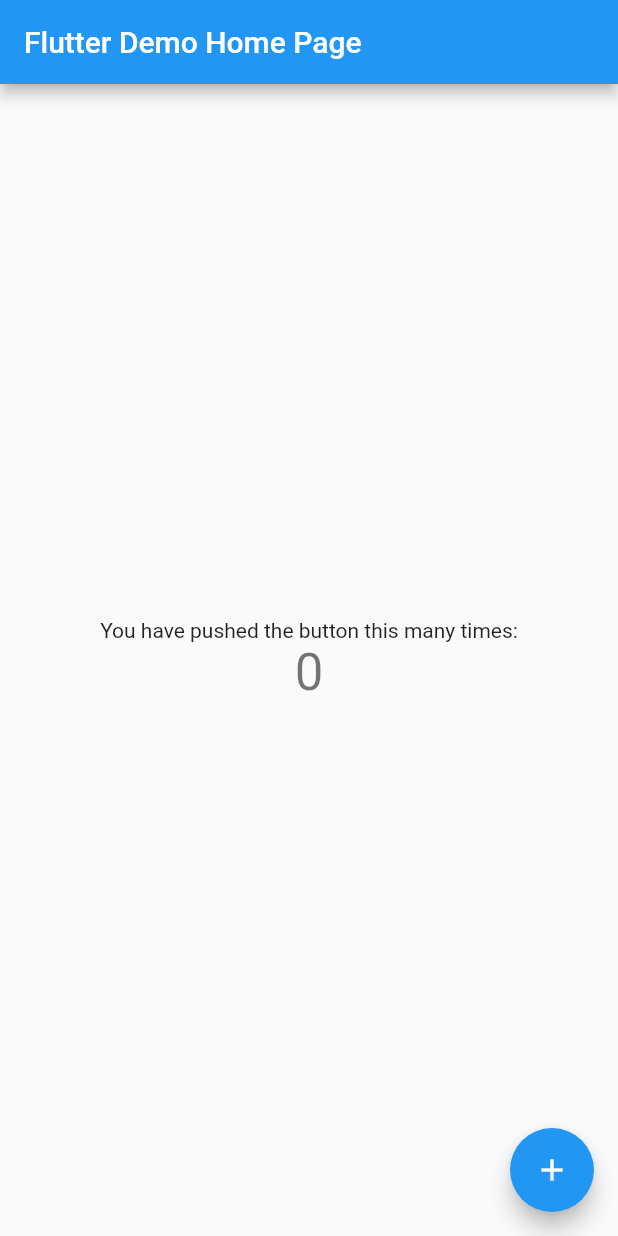
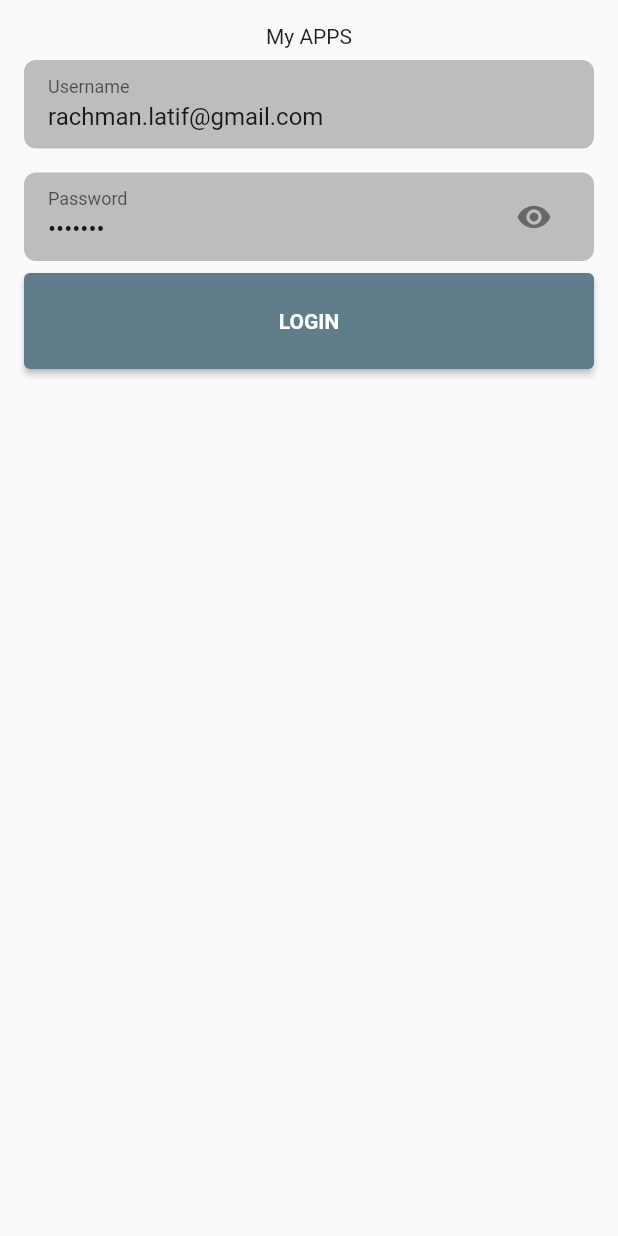
Before and after one commit to imaldi/test_elisoft, a Flutter app: the screen it shows after launch, on a phone screen of 412 x 824 dp. Run offline on Flutter 3.47's test engine with Material 2 defaults, Android fonts, the phone set to English and light mode, and no system bars; our stand-ins replace bloc, equatable, flutter_bloc.

Commit message:
done login

```diff
--- /dev/null
+++ b/lib/core/consts/urls.dart
@@ -0,0 +1,5 @@
+const baseUrl = "demo.treblle.com";
+const apiUrl = "/api/v1";
+const loginUrl = "$apiUrl/auth/login";
+
+const token = "lsGPLl4k6Vc4J0VhnFaMBqetNtn1ofsB";
--- /dev/null
+++ b/lib/data/models/user_login_response.dart
@@ -0,0 +1,119 @@
+// To parse this JSON data, do
+//
+//     final userLoginResponse = userLoginResponseFromJson(jsonString);
+
+import 'dart:convert';
+
+import 'package:equatable/equatable.dart';
+
+UserLoginResponse userLoginResponseFromJson(String str) => UserLoginResponse.fromJson(json.decode(str));
+
+String userLoginResponseToJson(UserLoginResponse data) => json.encode(data.toJson());
+
+class UserLoginResponse extends Equatable{
+  UserLoginResponse({
+    this.code,
+    this.status,
+    this.message,
+    this.user,
+  });
+
+  int? code;
+  bool? status;
+  String? message;
+  User? user;
+
+  factory UserLoginResponse.fromJson(Map<String, dynamic> json) => UserLoginResponse(
+    code: json["code"],
+    status: json["status"],
+    message: json["message"],
+    user: User.fromJson(json["user"]),
+  );
+
+  Map<String, dynamic> toJson() => {
+    "code": code,
+    "status": status,
+    "message": message,
+    "user": user?.toJson(),
+  };
+
+  @override
+  List<Object?> get props => [
+    code,
+    status,
+    message,
+    user
+  ];
+}
+
+class User extends Equatable {
+  User({
+    this.name,
+    this.email,
+    this.phoneNumber,
+    this.created,
+    this.uuid,
+  });
+
+  String? name;
+  String? email;
+  String? phoneNumber;
+  Created? created;
+  String? uuid;
+
+  factory User.fromJson(Map<String, dynamic> json) => User(
+    name: json["name"],
+    email: json["email"],
+    phoneNumber: json["phone_number"],
+    created: Created.fromJson(json["created"]),
+    uuid: json["uuid"],
+  );
+
+  Map<String, dynamic> toJson() => {
+    "name": name,
+    "email": email,
+    "phone_number": phoneNumber,
+    "created": created?.toJson(),
+    "uuid": uuid,
+  };
+
+  @override
+  List<Object?> get props => [
+    name,
+    email,
+    phoneNumber,
+    created,
+    uuid,
+  ];
+}
+
+class Created extends Equatable{
+  Created({
+    this.date,
+    this.timezoneType,
+    this.timezone,
+  });
+
+  DateTime? date;
+  int? timezoneType;
+  String? timezone;
+
+  factory Created.fromJson(Map<String, dynamic> json) => Created(
+    date: DateTime.parse(json["date"]),
+    timezoneType: json["timezone_type"],
+    timezone: json["timezone"],
+  );
+
+  Map<String, dynamic> toJson() => {
+    "date": date?.toIso8601String(),
+    "timezone_type": timezoneType,
+    "timezone": timezone,
+  };
+
+  @override
+  List<Object?> get props => [
+    date,
+    timezone,
+    timezoneType,
+  ];
+}
--- a/lib/main.dart
+++ b/lib/main.dart
@@ -1,4 +1,7 @@
 import 'package:flutter/material.dart';
+import 'package:flutter_bloc/flutter_bloc.dart';
+import 'package:test_elisoft/ui/blocs/login_bloc.dart';
+import 'package:test_elisoft/ui/screens/login_screen.dart';
 
 void main() {
   runApp(const MyApp());
@@ -10,106 +13,16 @@ class MyApp extends StatelessWidget {
   // This widget is the root of your application.
   @override
   Widget build(BuildContext context) {
-    return MaterialApp(
-      title: 'Flutter Demo',
-      theme: ThemeData(
-        // This is the theme of your application.
-        //
-        // Try running your application with "flutter run". You'll see the
-        // application has a blue toolbar. Then, without quitting the app, try
-        // changing the primarySwatch below to Colors.green and then invoke
-        // "hot reload" (press "r" in the console where you ran "flutter run",
-        // or simply save your changes to "hot reload" in a Flutter IDE).
-        // Notice that the counter didn't reset back to zero; the application
-        // is not restarted.
-        primarySwatch: Colors.blue,
+    return BlocProvider<LoginBloc>(
+      create: (context) => LoginBloc(),
+      child: MaterialApp(
+        title: 'Test Elisoft',
+        debugShowCheckedModeBanner: false,
+        theme: ThemeData(
+          primarySwatch: Colors.blue,
+        ),
+        home: const LoginScreen(),
       ),
-      home: const MyHomePage(title: 'Flutter Demo Home Page'),
     );
   }
 }
-
-class MyHomePage extends StatefulWidget {
-  const MyHomePage({super.key, required this.title});
-
-  // This widget is the home page of your application. It is stateful, meaning
-  // that it has a State object (defined below) that contains fields that affect
-  // how it looks.
-
-  // This class is the configuration for the state. It holds the values (in this
-  // case the title) provided by the parent (in this case the App widget) and
-  // used by the build method of the State. Fields in a Widget subclass are
-  // always marked "final".
-
-  final String title;
-
-  @override
-  State<MyHomePage> createState() => _MyHomePageState();
-}
-
-class _MyHomePageState extends State<MyHomePage> {
-  int _counter = 0;
-
-  void _incrementCounter() {
-    setState(() {
-      // This call to setState tells the Flutter framework that something has
-      // changed in this State, which causes it to rerun the build method below
-      // so that the display can reflect the updated values. If we changed
-      // _counter without calling setState(), then the build method would not be
-      // called again, and so nothing would appear to happen.
-      _counter++;
-    });
-  }
-
-  @override
-  Widget build(BuildContext context) {
-    // This method is rerun every time setState is called, for instance as done
-    // by the _incrementCounter method above.
-    //
-    // The Flutter framework has been optimized to make rerunning build methods
-    // fast, so that you can just rebuild anything that needs updating rather
-    // than having to individually change instances of widgets.
-    return Scaffold(
-      appBar: AppBar(
-        // Here we take the value from the MyHomePage object that was created by
-        // the App.build method, and use it to set our appbar title.
-        title: Text(widget.title),
-      ),
-      body: Center(
-        // Center is a layout widget. It takes a single child and positions it
-        // in the middle of the parent.
-        child: Column(
-          // Column is also a layout widget. It takes a list of children and
-          // arranges them vertically. By default, it sizes itself to fit its
-          // children horizontally, and tries to be as tall as its parent.
-          //
-          // Invoke "debug painting" (press "p" in the console, choose the
-          // "Toggle Debug Paint" action from the Flutter Inspector in Android
-          // Studio, or the "Toggle Debug Paint" command in Visual Studio Code)
-          // to see the wireframe for each widget.
-          //
-          // Column has various properties to control how it sizes itself and
-          // how it positions its children. Here we use mainAxisAlignment to
-          // center the children vertically; the main axis here is the vertical
-          // axis because Columns are vertical (the cross axis would be
-          // horizontal).
-          mainAxisAlignment: MainAxisAlignment.center,
-          children: <Widget>[
-            const Text(
-              'You have pushed the button this many times:',
-            ),
-            Text(
-              '$_counter',
-              style: Theme.of(context).textTheme.headline4,
-            ),
-          ],
-        ),
-      ),
-      floatingActionButton: FloatingActionButton(
-        onPressed: _incrementCounter,
-        tooltip: 'Increment',
-        child: const Icon(Icons.add),
-      ), // This trailing comma makes auto-formatting nicer for build methods.
-    );
-  }
-}
--- /dev/null
+++ b/lib/ui/blocs/login_bloc.dart
@@ -0,0 +1,39 @@
+import 'dart:async';
+import 'dart:convert';
+
+import 'package:bloc/bloc.dart';
+import 'package:equatable/equatable.dart';
+import 'package:http/http.dart' as http;
+import 'package:test_elisoft/core/consts/urls.dart';
+
+import '../../data/models/user_login_response.dart';
+
+part 'login_event.dart';
+part 'login_state.dart';
+
+class LoginBloc extends Bloc<LoginEvent, LoginState> {
+  LoginBloc() : super(LoginInitial()) {
+    on<LoginToServerEvent>((event, emit) async {
+      emit(LoginLoading());
+      try{
+        final response = await http.post(Uri.https(baseUrl,loginUrl),
+          headers: {
+            'Accept': 'application/json',
+            'Authorization': 'Bearer $token',
+          },
+          body: {
+            'email': event.username,
+            'password': event.password,
+          },
+        ).timeout(const Duration(seconds: 5), onTimeout: (){
+          throw TimeoutException("Login Gagal");
+        });
+
+        emit(LoginSuccess(UserLoginResponse.fromJson(jsonDecode(response.body))));
+      } on TimeoutException {
+        emit(const LoginFailed("TimeOut"));
+      }
+
+    });
+  }
+}
--- /dev/null
+++ b/lib/ui/blocs/login_event.dart
@@ -0,0 +1,17 @@
+part of 'login_bloc.dart';
+
+abstract class LoginEvent extends Equatable {
+  const LoginEvent();
+}
+
+class LoginToServerEvent extends LoginEvent{
+  String username;
+  String password;
+  LoginToServerEvent(this.username,this.password);
+
+  @override
+  List<Object?> get props => [
+    username,
+    password
+  ];
+}
--- /dev/null
+++ b/lib/ui/blocs/login_state.dart
@@ -0,0 +1,28 @@
+part of 'login_bloc.dart';
+
+abstract class LoginState extends Equatable {
+  const LoginState();
+}
+
+class LoginInitial extends LoginState {
+  @override
+  List<Object> get props => [];
+}
+
+class LoginLoading extends LoginState {
+  @override
+  List<Object> get props => [];
+}
+class LoginSuccess extends LoginState {
+  final UserLoginResponse response;
+  const LoginSuccess(this.response);
+  @override
+  List<Object> get props => [response];
+}
+class LoginFailed extends LoginState {
+  final String errorMessage;
+
+  const LoginFailed(this.errorMessage);
+  @override
+  List<Object> get props => [errorMessage];
+}
--- /dev/null
+++ b/lib/ui/screens/login_screen.dart
@@ -0,0 +1,91 @@
+import 'package:flutter/material.dart';
+import 'package:flutter_bloc/flutter_bloc.dart';
+import 'package:test_elisoft/ui/widgets/custom_text_field.dart';
+
+import '../blocs/login_bloc.dart';
+import 'home_screen.dart';
+
+class LoginScreen extends StatefulWidget {
+  const LoginScreen({Key? key}) : super(key: key);
+
+  @override
+  State<LoginScreen> createState() => _LoginScreenState();
+}
+
+class _LoginScreenState extends State<LoginScreen> {
+  final usernameController = TextEditingController(text: "rachman.latif@gmail.com");
+  final passwordController = TextEditingController(text: "testing");
+
+  @override
+  Widget build(BuildContext context) {
+    return Scaffold(
+      body: SafeArea(
+        child: Center(
+          child: Padding(
+            padding: const EdgeInsets.all(16.0),
+            child: Column(
+              children: [
+                const Text("My APPS"),
+                CustomTextField(
+                  controller: usernameController,
+                  labelText: "Username",
+                ),
+                CustomTextField(
+                  controller: passwordController,
+                  labelText: "Password",
+                  obscureText: true,
+                  suffixIcon: const Icon(Icons.remove_red_eye),
+                ),
+                BlocConsumer<LoginBloc, LoginState>(
+                  listener: (context,state){
+                    if(state is LoginSuccess){
+                      Navigator.of(context).push(
+                        MaterialPageRoute(
+                          builder: (context) => HomeScreen(state.response),
+                        ),
+                      );
+                    }
+
+                  },
+                  builder: (context, state) {
+                    return Row(
+                      children: [
+                        Expanded(
+                          child: ElevatedButton(
+                            onPressed: () {
+                              context.read<LoginBloc>().add(LoginToServerEvent(usernameController.text, passwordController.text));
+                            },
+                            style: ElevatedButton.styleFrom(
+                                backgroundColor: Colors.blueGrey),
+                            child: ConstrainedBox(
+                              constraints: const BoxConstraints(
+                                maxHeight: 64
+                              ),
+                              child: Container(
+                                padding: const EdgeInsets.all(16.0),
+                                child:
+                                (state is LoginLoading) ? const FittedBox(child:  CircularProgressIndicator(color: Colors.white,)) :
+                                const Center(
+                                  child: Text(
+                                    "LOGIN",
+                                    style: TextStyle(
+                                        color: Colors.white,
+                                        fontWeight: FontWeight.bold),
+                                  ),
+                                ),
+                              ),
+                            ),
+                          ),
+                        ),
+                      ],
+                    );
+                  },
+                )
+              ],
+            ),
+          ),
+        ),
+      ),
+    );
+  }
+}
--- /dev/null
+++ b/lib/ui/widgets/custom_text_field.dart
@@ -0,0 +1,42 @@
+import 'package:flutter/material.dart';
+
+class CustomTextField extends StatelessWidget {
+  final Widget? suffixIcon;
+  final bool obscureText;
+  final String? labelText;
+  final TextEditingController? controller;
+
+  const CustomTextField(
+      {this.labelText,
+      this.suffixIcon,
+      this.obscureText = false,
+      this.controller,
+      Key? key})
+      : super(key: key);
+
+  @override
+  Widget build(BuildContext context) {
+    return Container(
+        margin: const EdgeInsets.symmetric(vertical: 8),
+        padding: const EdgeInsets.symmetric(horizontal: 16),
+        decoration: BoxDecoration(
+          borderRadius: BorderRadius.all(
+            Radius.circular(
+              8.0,
+            ),
+          ),
+          color: Colors.grey[400],
+        ),
+        child: TextFormField(
+          controller: controller,
+          obscureText: obscureText,
+          decoration: InputDecoration(
+            labelText: labelText,
+            focusedBorder: InputBorder.none,
+            enabledBorder: InputBorder.none,
+            disabledBorder: InputBorder.none,
+            suffixIcon: suffixIcon,
+          ),
+        ));
+  }
+}
--- a/pubspec.yaml
+++ b/pubspec.yaml
@@ -31,6 +31,9 @@ environment:
 dependencies:
   flutter:
     sdk: flutter
+  flutter_bloc: ^8.1.0
+  equatable: ^2.0.5
+  http: ^0.13.5
 
 
   # The following adds the Cupertino Icons font to your application.
```
Also changed, not shown: lib/ui/screens/home_screen.dart (added, +16 -0 lines), pubspec.lock.
